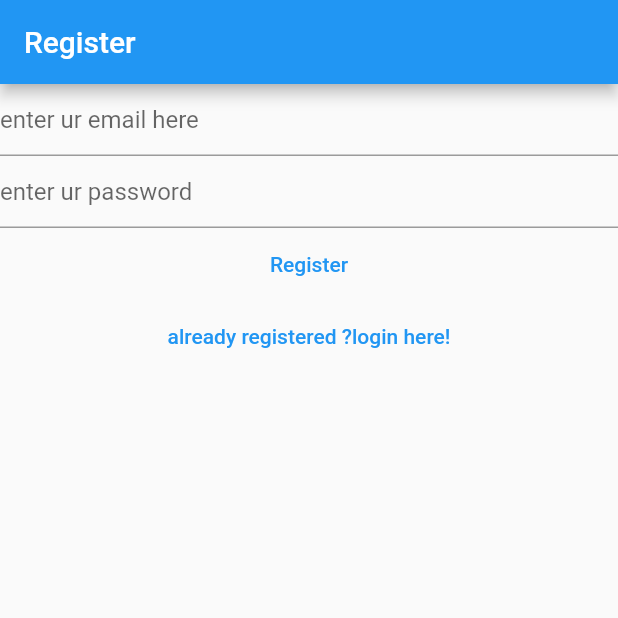
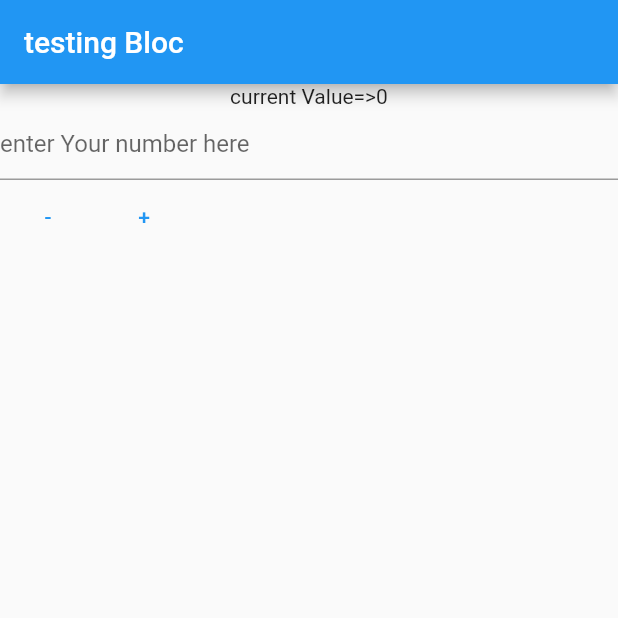
Before and after one commit to hemanth895/mynotes, a Flutter app: the screen it shows after launch, on a phone screen of 412 x 824 dp, the top half of it. Run offline on Flutter 3.47's test engine with Material 2 defaults, Android fonts, the phone set to English and light mode, and no system bars; our stand-ins replace bloc, cloud_firestore, firebase_auth, firebase_core, flutter_bloc, share_plus; missing offline and left inert: dart:html; accounts and stored records are empty.

Commit message:
bloc intro

```diff
--- a/lib/main.dart
+++ b/lib/main.dart
@@ -6,7 +6,11 @@
 
 // import 'package:firebase_auth/firebase_auth.dart';
 // import 'package:firebase_core/firebase_core.dart';
+import 'dart:html';
+
+import 'package:bloc/bloc.dart';
 import 'package:flutter/material.dart';
+import 'package:flutter_bloc/flutter_bloc.dart';
 import 'package:notes/Views/loginView.dart';
 import 'package:notes/Views/registerview.dart';
 import 'package:notes/Views/verifyemailview.dart';
@@ -30,7 +34,7 @@ void main() {
     theme: ThemeData(
       primarySwatch: Colors.blue,
     ),
-    home: const RegisterView(),
+    home: const Homepage(),
     routes: {
       //key value pairs strings->functions
       login: (context) => const LoginView(),
@@ -42,38 +46,37 @@ void main() {
   ));
 }
 
+// class homePage extends StatelessWidget {
+//   const homePage({Key? key}) : super(key: key);
+// //being manager for routing to different pages of the app
+// //and need to initialise firebase app
 
-class homePage extends StatelessWidget {
-  const homePage({Key? key}) : super(key: key);
-//being manager for routing to different pages of the app
-//and need to initialise firebase app
+//   @override
+//   Widget build(BuildContext context) {
+//     return FutureBuilder(
+//         future: AuthService.firebase().initialize(),
+//         builder: (BuildContext context, snapshot) {
+//           switch (snapshot.connectionState) {
+//             case ConnectionState.done:
+//               final user = AuthService.firebase().currentUser;
 
-  @override
-  Widget build(BuildContext context) {
-    return FutureBuilder(
-        future: AuthService.firebase().initialize(),
-        builder: (BuildContext context, snapshot) {
-          switch (snapshot.connectionState) {
-            case ConnectionState.done:
-              final user = AuthService.firebase().currentUser;
+//               if (user != null) {
+//                 if (user.isEmailVerified) {
+//                   return const Notes();
+//                 }
+//                 return const RegisterView();
+//               } else {
+//                 return const VerifyEmailView();
+//               }
+//               //return const Text('Done');
 
-              if (user != null) {
-                if (user.isEmailVerified) {
-                  return const Notes();
-                }
-                return const RegisterView();
-              } else {
-                return const VerifyEmailView();
-              }
-              //return const Text('Done');
-
-              return const LoginView();
-            default:
-              return const CircularProgressIndicator();
-          }
-        });
-  }
-}
+//               return const LoginView();
+//             default:
+//               return const CircularProgressIndicator();
+//           }
+//         });
+//   }
+// }
 
 //tap on
 //upon pressing on popupmenuitem simulates onselect event
@@ -109,3 +112,142 @@ Future<bool> showLogOutDialog(BuildContext context) {
             ]);
       }).then((value) => value ?? false);
 }
+
+class Homepage extends StatefulWidget {
+  const Homepage({super.key});
+
+  @override
+  State<Homepage> createState() => _HomepageState();
+}
+
+class _HomepageState extends State<Homepage> {
+  late final TextEditingController _controller;
+
+  @override
+  void initState() {
+    _controller = TextEditingController();
+    super.initState();
+  }
+
+  @override
+  void dispose() {
+    _controller.dispose();
+    super.dispose();
+  }
+
+  @override
+  Widget build(BuildContext context) {
+    return BlocProvider(
+      create: (context) => CounterBloc(),
+      child: Scaffold(
+          appBar: AppBar(
+            title: const Text('testing Bloc'),
+          ),
+          body: BlocConsumer<CounterBloc, CounterState>(
+            listener: (context, state) {
+              _controller.clear();
+            },
+            builder: (context, state) {
+              final invlaidValue = (state is CounterStateInvalidNumber)
+                  ? state.invalidValue
+                  : '';
+              return Column(
+                children: [
+                  Text('current Value=>${state.value}'),
+                  Visibility(
+                    child: Text('invalid Input :$invlaidValue'),
+                    visible: state is CounterStateInvalidNumber,
+                  ),
+                  TextField(
+                    controller: _controller,
+                    decoration: const InputDecoration(
+                        hintText: 'enter Your number here'),
+                    keyboardType: TextInputType.number,
+                  ),
+                  Row(
+                    children: [
+                      TextButton(
+                        onPressed: () {
+                          context
+                              .read<CounterBloc>()
+                              .add(DecrementEvent(_controller.text));
+                        },
+                        child: const Text('-'),
+                      ),
+                      TextButton(
+                        onPressed: () {
+                          context
+                              .read<CounterBloc>()
+                              .add(IncrementEvent(_controller.text));
+                        },
+                        child: const Text('+'),
+                      )
+                    ],
+                  ),
+                ],
+              );
+            },
+          )),
+    );
+  }
+}
+
+@immutable
+abstract class CounterState {
+  final int value;
+  const CounterState(this.value);
+}
+
+class CounterStateValid extends CounterState {
+  const CounterStateValid(int value) : super(value);
+}
+
+class CounterStateInvalidNumber extends CounterState {
+  final String invalidValue;
+
+  const CounterStateInvalidNumber({
+    required this.invalidValue,
+    required int preveousValue,
+  }) : super(preveousValue);
+}
+
+@immutable
+abstract class CounterEvent {
+  final String value;
+  const CounterEvent(this.value);
+}
+
+class IncrementEvent extends CounterEvent {
+  const IncrementEvent(String value) : super(value);
+}
+
+class DecrementEvent extends CounterEvent {
+  const DecrementEvent(String value) : super(value);
+}
+
+class CounterBloc extends Bloc<CounterEvent, CounterState> {
+  CounterBloc() : super(const CounterStateValid(0)) {
+    on<IncrementEvent>((event, emit) {
+      final integer = int.tryParse(event.value);
+      if (integer == null) {
+        emit(
+          CounterStateInvalidNumber(
+              invalidValue: event.value, preveousValue: state.value),
+        );
+      } else {
+        emit(CounterStateValid(state.value + integer));
+      }
+    });
+    on<DecrementEvent>((Event, emit) {
+      final integer = int.tryParse(Event.value);
+      if (integer == null) {
+        emit(
+          CounterStateInvalidNumber(
+              invalidValue: Event.value, preveousValue: state.value),
+        );
+      } else {
+        emit(CounterStateValid(state.value - integer));
+      }
+    });
+  }
+}
--- a/pubspec.yaml
+++ b/pubspec.yaml
@@ -44,6 +44,7 @@ dependencies:
   path_provider: ^2.0.11
   path: ^1.8.1
   share_plus: ^4.2.0
+  bloc: ^8.1.0
 
 dev_dependencies:
   flutter_test:
```
Also changed, not shown: pubspec.lock.
